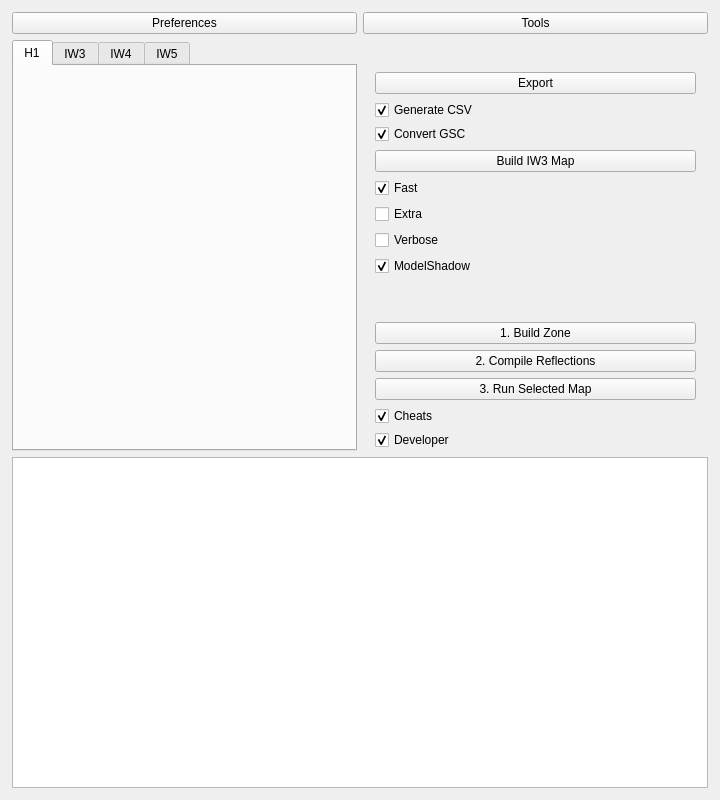
Qt form H1ModTools/H1ModTools.ui (Joelrau/H1ModTools) before a commit.
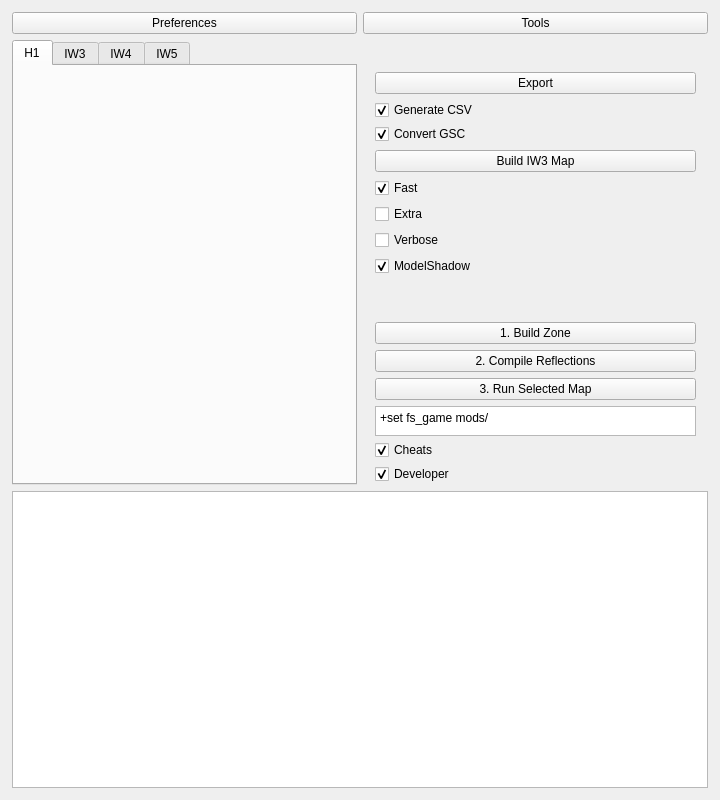
The same form after that commit. Icons and pictures are not drawn.

Patch:
```diff
--- a/H1ModTools/H1ModTools.ui
+++ b/H1ModTools/H1ModTools.ui
@@ -278,6 +278,28 @@
          <property name="spacing">
           <number>4</number>
          </property>
+         <item>
+          <widget class="QPlainTextEdit" name="mapRunCmdsText">
+           <property name="sizePolicy">
+            <sizepolicy hsizetype="Expanding" vsizetype="Expanding">
+             <horstretch>0</horstretch>
+             <verstretch>0</verstretch>
+            </sizepolicy>
+           </property>
+           <property name="maximumSize">
+            <size>
+             <width>16777215</width>
+             <height>30</height>
+            </size>
+           </property>
+           <property name="whatsThis">
+            <string>command line arguments</string>
+           </property>
+           <property name="plainText">
+            <string>+set fs_game mods/</string>
+           </property>
+          </widget>
+         </item>
          <item>
           <widget class="QCheckBox" name="cheatsCheckBox">
            <property name="sizePolicy">
```
